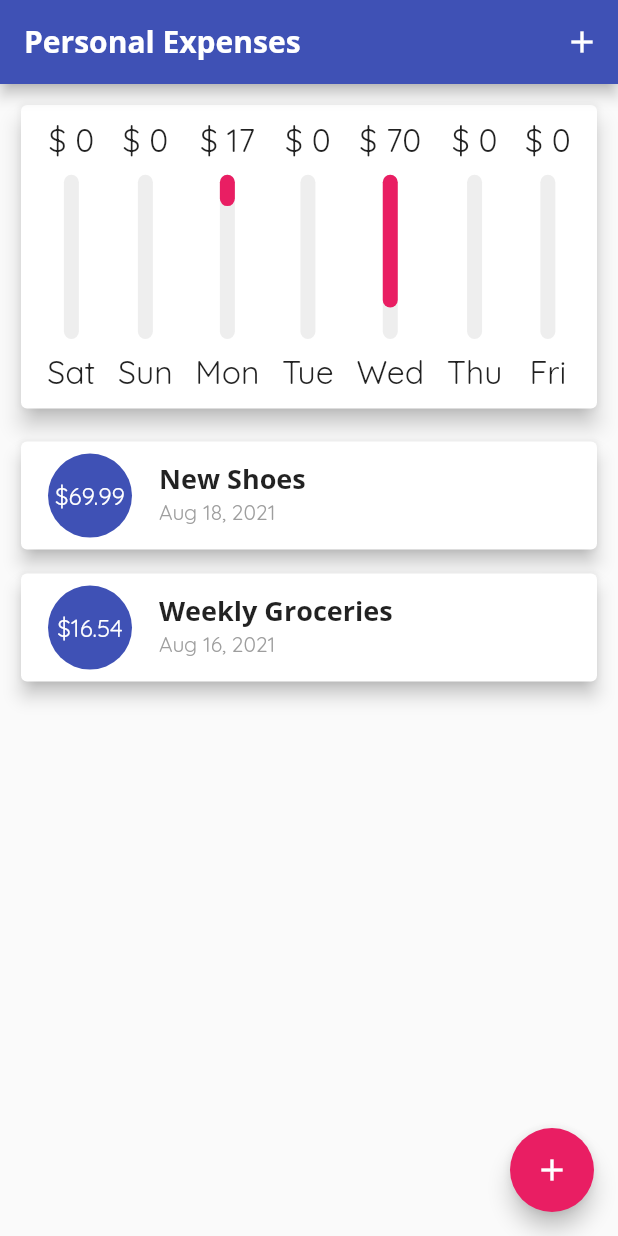
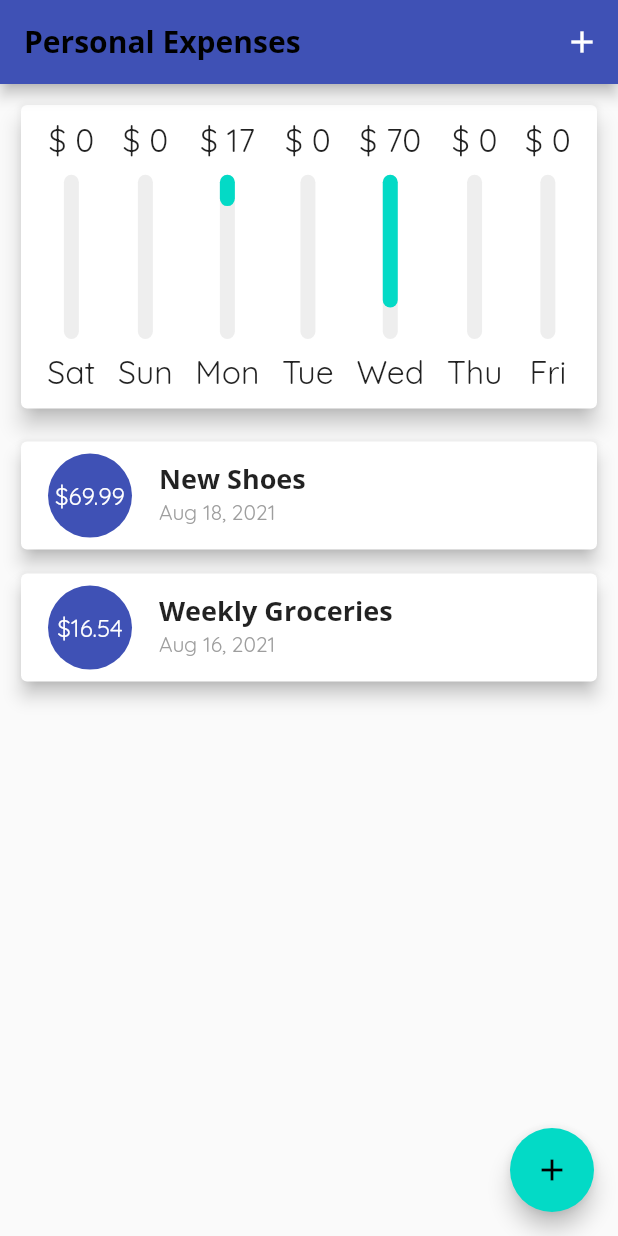
Before and after one commit to niklasschloegel/flutter-tutorial, a Flutter app: the screen it shows after launch, on a phone screen of 412 x 824 dp. Run offline on Flutter 3.47's test engine with Material 2 defaults, Android fonts, the phone set to English and light mode, and no system bars; our stand-ins replace google_fonts.

Commit message:
improving design

```diff
--- a/expense_planner/lib/main.dart
+++ b/expense_planner/lib/main.dart
@@ -20,6 +20,8 @@ class MyApp extends StatelessWidget {
       theme: ThemeData(
         primarySwatch: Colors.indigo,
         accentColor: Colors.pink,
+        backgroundColor: Colors.white,
+        colorScheme: ColorScheme.light().copyWith(onBackground: Colors.black),
         fontFamily: GoogleFonts.quicksand().fontFamily,
         textTheme: GoogleFonts.quicksandTextTheme().copyWith(
           headline6: GoogleFonts.openSans(
@@ -42,6 +44,7 @@ class MyApp extends StatelessWidget {
         primarySwatch: Colors.indigo,
         accentColor: Colors.indigo.shade300,
         backgroundColor: Colors.grey.shade900,
+        colorScheme: ColorScheme.dark().copyWith(onBackground: Colors.white),
         brightness: Brightness.dark,
         fontFamily: GoogleFonts.quicksand().fontFamily,
         textTheme: GoogleFonts.quicksandTextTheme()
```
